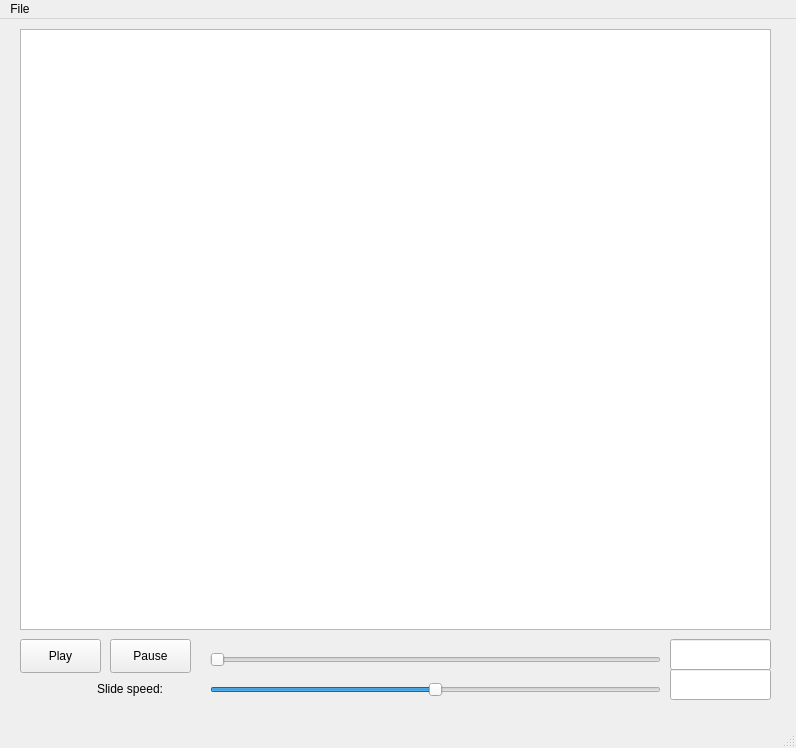
The window that slideshow.ui (qchen2017/BloodVesselVisualization) describes before a commit, drawn with Qt 5.
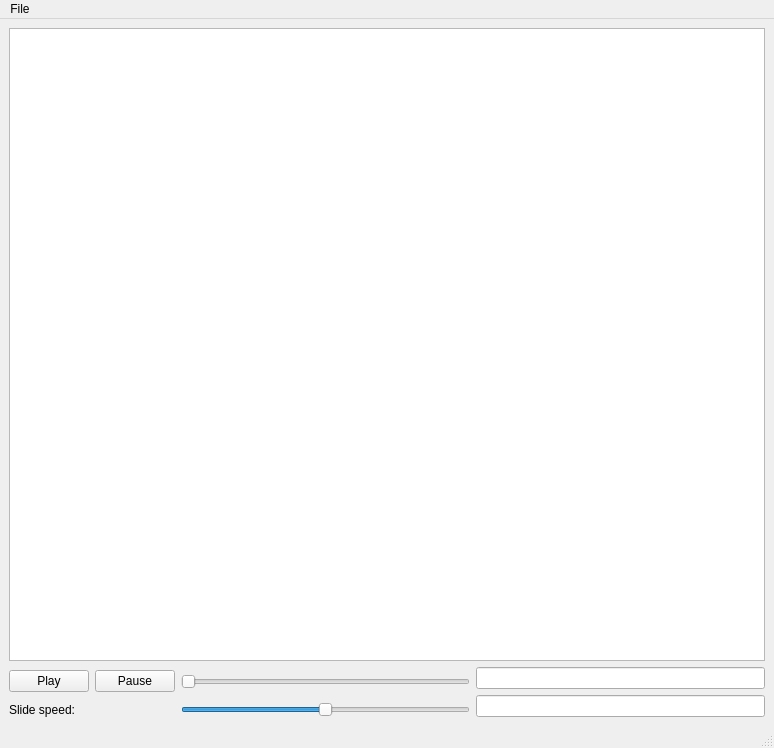
The same window after the commit.

What changed in the file:
```diff
--- a/slideshow.ui
+++ b/slideshow.ui
@@ -6,7 +6,7 @@
    <rect>
     <x>0</x>
     <y>0</y>
-    <width>796</width>
+    <width>774</width>
     <height>748</height>
    </rect>
   </property>
@@ -14,51 +14,26 @@
    <string>MainWindow</string>
   </property>
   <widget class="QWidget" name="centralwidget">
-   <widget class="QGraphicsView" name="graphicsView">
-    <property name="geometry">
-     <rect>
-      <x>20</x>
-      <y>10</y>
-      <width>751</width>
-      <height>601</height>
-     </rect>
-    </property>
-   </widget>
+   <layout class="QGridLayout" name="gridLayout">
+    <item row="0" column="0" colspan="4">
+     <widget class="QGraphicsView" name="graphicsView"/>
+    </item>
+    <item row="1" column="0" rowspan="2">
    <widget class="QPushButton" name="playButton">
-    <property name="geometry">
-     <rect>
-      <x>20</x>
-      <y>620</y>
-      <width>81</width>
-      <height>34</height>
-     </rect>
-    </property>
     <property name="text">
      <string>Play</string>
     </property>
    </widget>
+    </item>
+    <item row="1" column="1" rowspan="2">
    <widget class="QPushButton" name="pauseButton">
-    <property name="geometry">
-     <rect>
-      <x>110</x>
-      <y>620</y>
-      <width>81</width>
-      <height>34</height>
-     </rect>
-    </property>
     <property name="text">
      <string>Pause</string>
     </property>
    </widget>
+    </item>
+    <item row="1" column="2" rowspan="2">
    <widget class="QSlider" name="imageSlider">
-    <property name="geometry">
-     <rect>
-      <x>210</x>
-      <y>630</y>
-      <width>451</width>
-      <height>22</height>
-     </rect>
-    </property>
     <property name="maximum">
      <number>100</number>
     </property>
@@ -69,60 +44,36 @@
      <enum>Qt::Horizontal</enum>
     </property>
    </widget>
+    </item>
+    <item row="1" column="3">
    <widget class="QLineEdit" name="slideNum_LineEdit">
     <property name="enabled">
      <bool>true</bool>
     </property>
-    <property name="geometry">
-     <rect>
-      <x>670</x>
-      <y>620</y>
-      <width>101</width>
-      <height>31</height>
-     </rect>
-    </property>
+      <property name="readOnly">
+       <bool>true</bool>
+      </property>
+     </widget>
+    </item>
+    <item row="2" column="3" rowspan="2">
+     <widget class="QLineEdit" name="slideSpeed_LineEdit">
+      <property name="enabled">
+       <bool>true</bool>
+      </property>
     <property name="readOnly">
      <bool>true</bool>
     </property>
    </widget>
+    </item>
+    <item row="3" column="0" colspan="2">
    <widget class="QLabel" name="label">
-    <property name="geometry">
-     <rect>
-      <x>97</x>
-      <y>660</y>
-      <width>91</width>
-      <height>20</height>
-     </rect>
-    </property>
     <property name="text">
      <string>Slide speed:</string>
     </property>
    </widget>
-   <widget class="QLineEdit" name="slideSpeed_LineEdit">
-    <property name="enabled">
-     <bool>true</bool>
-    </property>
-    <property name="geometry">
-     <rect>
-      <x>670</x>
-      <y>650</y>
-      <width>101</width>
-      <height>31</height>
-     </rect>
-    </property>
-    <property name="readOnly">
-     <bool>true</bool>
-    </property>
-   </widget>
+    </item>
+    <item row="3" column="2">
    <widget class="QSlider" name="speedSlider">
-    <property name="geometry">
-     <rect>
-      <x>210</x>
-      <y>660</y>
-      <width>451</width>
-      <height>22</height>
-     </rect>
-    </property>
     <property name="maximum">
      <number>100</number>
     </property>
@@ -136,14 +87,16 @@
      <enum>Qt::Horizontal</enum>
     </property>
    </widget>
+    </item>
+   </layout>
   </widget>
   <widget class="QMenuBar" name="menubar">
    <property name="geometry">
     <rect>
      <x>0</x>
      <y>0</y>
-     <width>796</width>
-     <height>23</height>
+     <width>774</width>
+     <height>31</height>
     </rect>
    </property>
    <widget class="QMenu" name="menuFIle">
```
Lines whose indentation alone changed are shown as unchanged.
